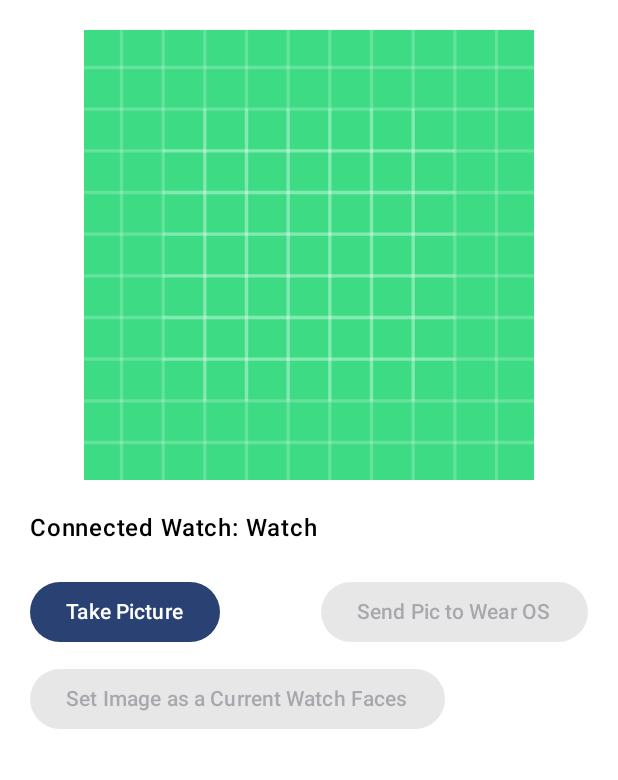
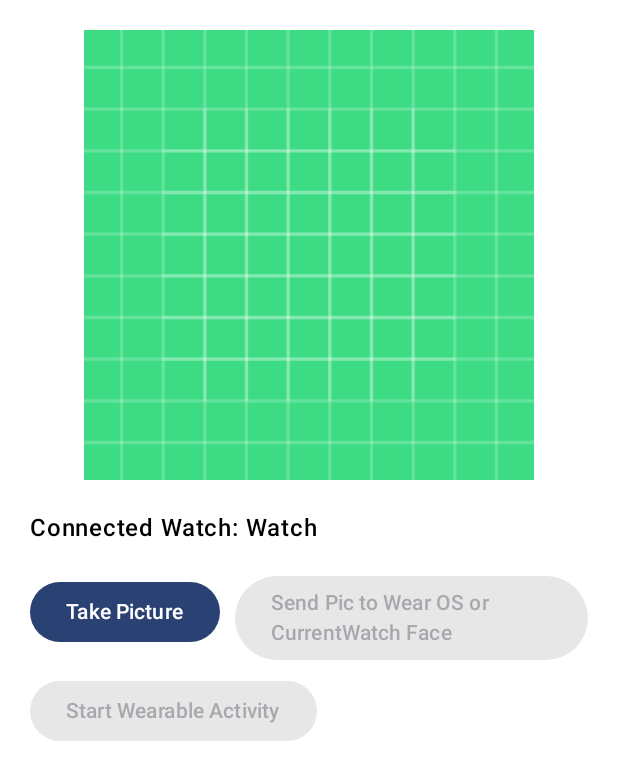
Before and after one commit to waqas028/Watch-Face-Wear-OS-Sample, an Android app built with Jetpack Compose: the @Preview function GreetingPreview, on a phone screen of 412 x 824 dp. Shown: the top 780 px of the screen. Run offline under Robolectric (Android 15) with nearby library versions, the phone set to English and light mode, and no system bars.

Commit message:
update button text

```diff
--- a/app/src/main/java/com/waqas028/watch_faces_wear_os_sample/MainActivity.kt
+++ b/app/src/main/java/com/waqas028/watch_faces_wear_os_sample/MainActivity.kt
@@ -22,6 +22,7 @@ import androidx.compose.foundation.layout.fillMaxWidth
 import androidx.compose.foundation.layout.height
 import androidx.compose.foundation.layout.padding
 import androidx.compose.foundation.layout.size
+import androidx.compose.foundation.layout.width
 import androidx.compose.material3.Button
 import androidx.compose.material3.Scaffold
 import androidx.compose.material3.Text
@@ -329,11 +330,12 @@ fun HomeScreen(
             ){
                 Text(text = "Take Picture")
             }
+            Spacer(modifier = Modifier.width(10.dp))
             Button(
                 enabled = nodeName.isNotEmpty() && image != null,
                 onClick = onSendPhotoClick
             ){
-                Text(text = "Send Pic to Wear OS")
+                Text(text = "Send Pic to Wear OS or CurrentWatch Face")
             }
         }
         Spacer(modifier = Modifier.height(10.dp))
@@ -341,7 +343,7 @@ fun HomeScreen(
             enabled = nodeName.isNotEmpty() && image != null,
             onClick = onStartWearableActivityClick
         ){
-            Text(text = "Set Image as a Current Watch Faces")
+            Text(text = "Start Wearable Activity")
         }
     }
 }
```
